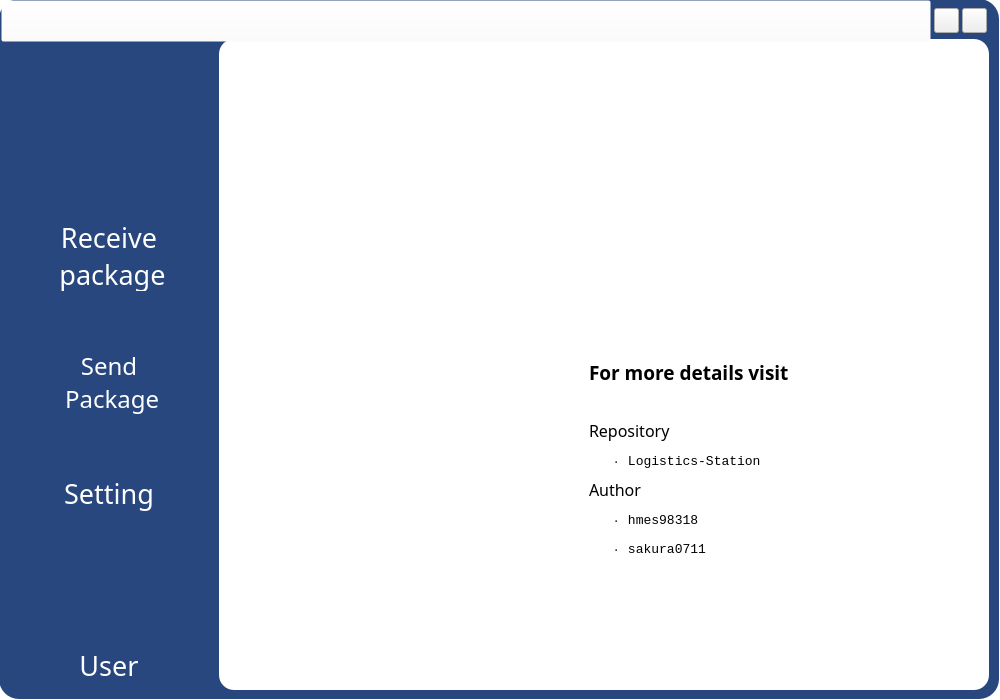
First picture: the form in src/gui/MainWindow.ui, repository hmes98318/Logistics-Station, before the edit.
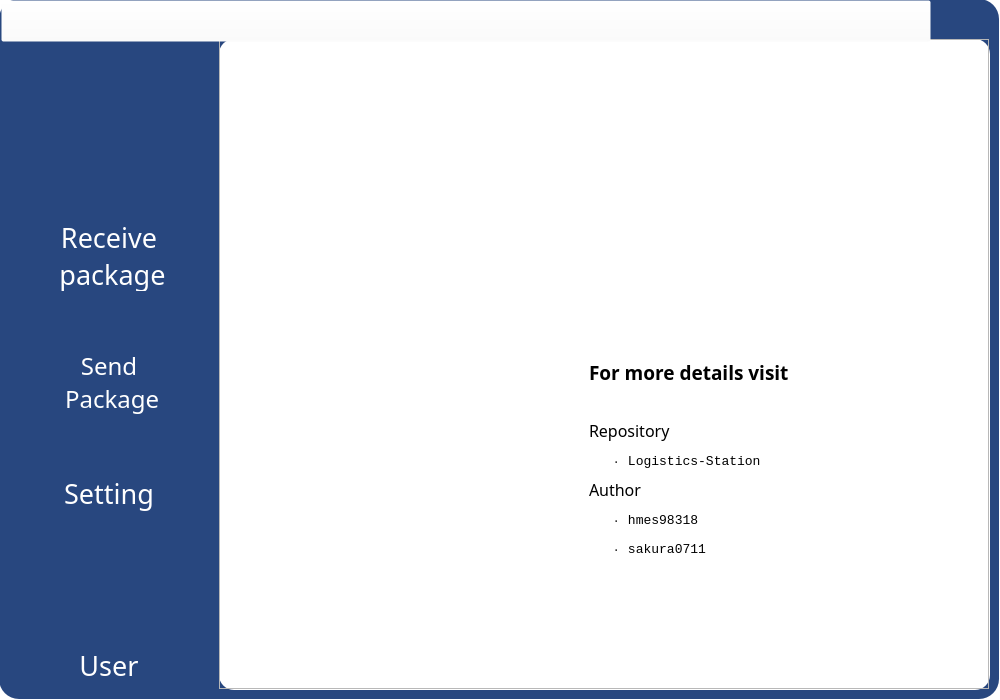
Second picture: the form after the edit. The open tabs and pages were chosen to show the change. Icons and pictures are not drawn.

Commit message: Change GUI - control window size Button To Label

What changed in the file:
```diff
--- a/src/gui/MainWindow.ui
+++ b/src/gui/MainWindow.ui
@@ -267,7 +267,7 @@
      <rect>
       <x>220</x>
       <y>40</y>
-      <width>770</width>
+      <width>771</width>
       <height>651</height>
      </rect>
     </property>
@@ -1318,8 +1318,7 @@
        </rect>
       </property>
       <property name="styleSheet">
-       <string notr="true">#UserPage_Background{border-radius: 15px;
-background-image: url(./src/gui/image/UserPage_Background.png);}</string>
+       <string notr="true"/>
       </property>
       <property name="frameShape">
        <enum>QFrame::StyledPanel</enum>
@@ -1423,6 +1422,25 @@
         </item>
        </layout>
       </widget>
+      <widget class="QLabel" name="label_UserPage_Background">
+       <property name="geometry">
+        <rect>
+         <x>7</x>
+         <y>4</y>
+         <width>761</width>
+         <height>641</height>
+        </rect>
+       </property>
+       <property name="styleSheet">
+        <string notr="true">#label_UserPage_Background{border-radius: 15px;
+background-image: url(./src/gui/image/UserPage_Background.png);}</string>
+       </property>
+       <property name="text">
+        <string/>
+       </property>
+      </widget>
+      <zorder>label_UserPage_Background</zorder>
+      <zorder>verticalLayoutWidget_3</zorder>
      </widget>
     </widget>
    </widget>
@@ -1468,44 +1486,33 @@
       </widget>
      </item>
      <item>
-      <widget class="QToolButton" name="MainMin">
+      <widget class="QLabel" name="label_MainMin">
+       <property name="minimumSize">
+        <size>
+         <width>25</width>
+         <height>25</height>
+        </size>
+       </property>
        <property name="maximumSize">
         <size>
          <width>25</width>
          <height>25</height>
         </size>
        </property>
-       <property name="font">
-        <font>
-         <pointsize>13</pointsize>
-        </font>
-       </property>
-       <property name="toolTip">
-        <string/>
-       </property>
-       <property name="whatsThis">
-        <string/>
-       </property>
        <property name="styleSheet">
         <string notr="true">border-image: url(./src/gui/image/WindowMin.jpg);</string>
        </property>
        <property name="text">
         <string/>
        </property>
-       <property name="iconSize">
-        <size>
-         <width>30</width>
-         <height>30</height>
-        </size>
-       </property>
       </widget>
      </item>
      <item>
-      <widget class="QToolButton" name="MainClose">
+      <widget class="QLabel" name="label_MainClose">
        <property name="minimumSize">
         <size>
-         <width>0</width>
-         <height>0</height>
+         <width>25</width>
+         <height>25</height>
         </size>
        </property>
        <property name="maximumSize">
@@ -1514,27 +1521,12 @@
          <height>25</height>
         </size>
        </property>
-       <property name="font">
-        <font>
-         <pointsize>13</pointsize>
-        </font>
-       </property>
-       <property name="toolTip">
-        <string/>
-       </property>
        <property name="styleSheet">
-        <string notr="true">border-image: url(./src/gui/image/WindowClose.jpg);
-</string>
+        <string notr="true">border-image: url(./src/gui/image/WindowClose.jpg);</string>
        </property>
        <property name="text">
         <string/>
        </property>
-       <property name="iconSize">
-        <size>
-         <width>30</width>
-         <height>30</height>
-        </size>
-       </property>
       </widget>
      </item>
     </layout>
```
Left out of the diff: 4 changed lines with no effect on the pictures. The commit also changes 4 other files.
